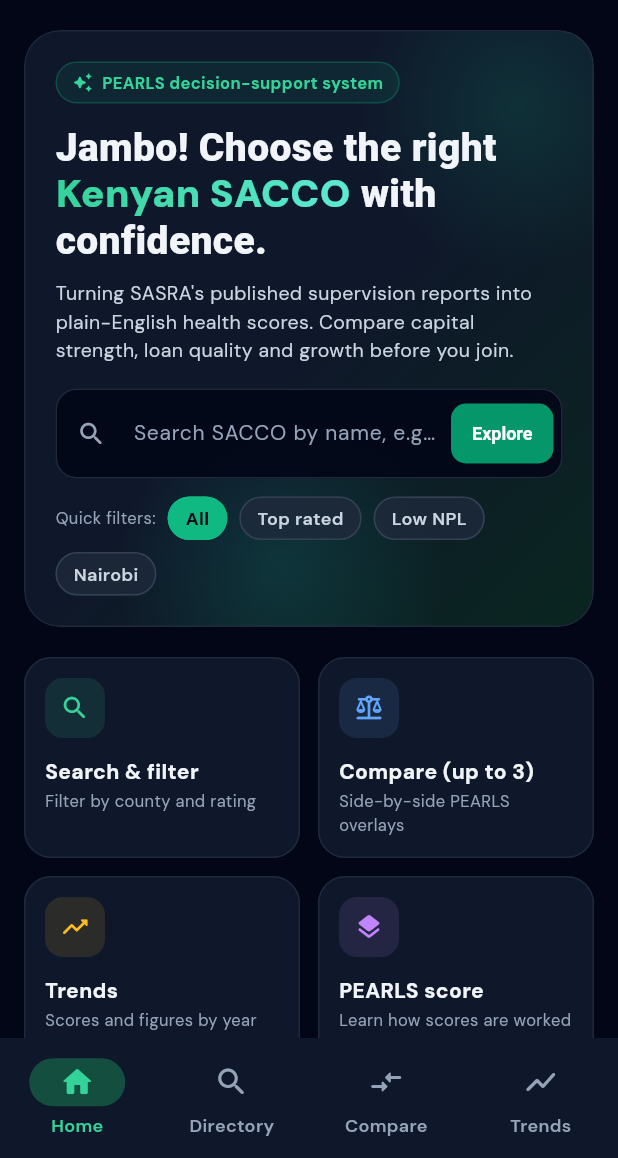
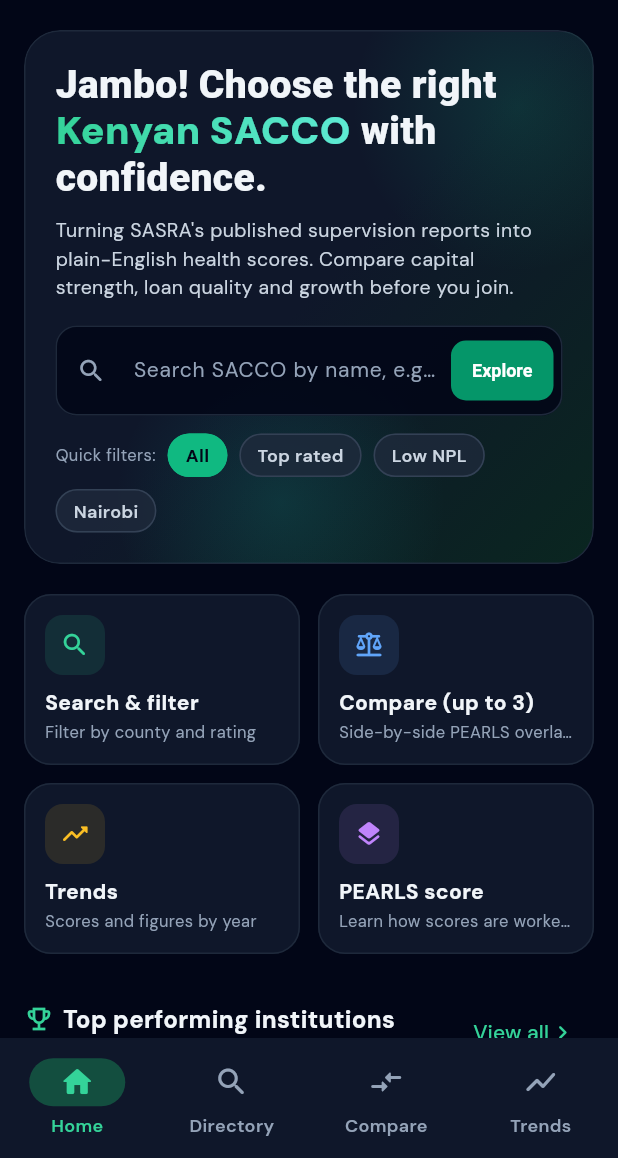
Before and after one commit to GraceWambugu/sacco_pearls, a Flutter app: the screen it shows after launch, on a phone screen of 412 x 824 dp, the part 78-1236 px from its top. Run offline on Flutter 3.47's test engine with Material 3 defaults, Android fonts, the phone set to English and light mode, and no system bars; our stand-ins replace dio, fl_chart, flutter_secure_storage, google_fonts; accounts and stored records are empty; network calls fail.

Commit message:
feat(mobile): clarify scored PEARLS dimensions

```diff
--- a/mobile/lib/screens/app_shell.dart
+++ b/mobile/lib/screens/app_shell.dart
@@ -72,7 +72,10 @@
         onOpenAccount: () => openAccount(context),
         onOpenSaved: _openSaved,
       ),
-      SaccoSearchScreen(rankingsLoader: () => _rankings, request: _directoryRequest),
+      // The Directory should fetch fresh rankings when opened or refreshed.
+      // Reusing the shell's Future could leave it stuck with a startup error
+      // if the API was unavailable when the app first launched.
+      SaccoSearchScreen(rankingsLoader: ApiService.getRankings, request: _directoryRequest),
       CompareScreen(onBrowse: () => _goTo(AppShell.searchTab)),
       TrendsScreen(rankings: _rankings),
     ];
--- a/mobile/lib/screens/member_home_screen.dart
+++ b/mobile/lib/screens/member_home_screen.dart
@@ -210,29 +210,6 @@
               child: Column(
                 crossAxisAlignment: CrossAxisAlignment.start,
                 children: [
-                  Container(
-                    padding: const EdgeInsets.symmetric(horizontal: 10, vertical: 5),
-                    decoration: BoxDecoration(
-                      color: AppColors.green.withValues(alpha: 0.1),
-                      borderRadius: BorderRadius.circular(999),
-                      border: Border.all(color: AppColors.green.withValues(alpha: 0.25)),
-                    ),
-                    child: const Row(
-                      mainAxisSize: MainAxisSize.min,
-                      children: [
-                        Icon(Icons.auto_awesome_rounded, size: 14, color: AppColors.highlight),
-                        SizedBox(width: 6),
-                        Flexible(
-                          child: Text(
-                            'PEARLS decision-support system',
-                            overflow: TextOverflow.ellipsis,
-                            style: TextStyle(color: AppColors.highlight, fontSize: 11, fontWeight: FontWeight.w700),
-                          ),
-                        ),
-                      ],
-                    ),
-                  ),
-                  const SizedBox(height: 14),
                   Text.rich(
                     TextSpan(
                       style: const TextStyle(fontSize: 26, fontWeight: FontWeight.w900, height: 1.2),
@@ -492,10 +469,20 @@
                     ),
                 ],
               ),
-              const SizedBox(height: 12),
-              Text(title, style: const TextStyle(fontWeight: FontWeight.w800, fontSize: 14)),
+              const SizedBox(height: 8),
+              Text(
+                title,
+                maxLines: 1,
+                overflow: TextOverflow.ellipsis,
+                style: const TextStyle(fontWeight: FontWeight.w800, fontSize: 14),
+              ),
               const SizedBox(height: 2),
-              Text(detail, style: const TextStyle(color: AppColors.muted, fontSize: 11)),
+              Text(
+                detail,
+                maxLines: 1,
+                overflow: TextOverflow.ellipsis,
+                style: const TextStyle(color: AppColors.muted, fontSize: 11),
+              ),
             ],
           ),
         ),
@@ -700,9 +687,6 @@
   const _PearlsExplainer({super.key});
 
   static const _dimensions = [
-    _Dimension('P', 'Protection', 'Not scored', Color(0xFF34D399),
-        'Loan-loss provisions set aside against bad loans. SASRA does not publish them for each SACCO, '
-            'so this app cannot score Protection.'),
     _Dimension('E', 'Effective financial structure', 'SASRA min: 10% core capital', Color(0xFF60A5FA),
         'Core and institutional capital against assets and deposits, and external borrowing '
             '(at most 25% of assets). Green means comfortably above the SASRA limits.'),
@@ -712,9 +696,6 @@
     _Dimension('R', 'Rates of return and costs', 'Compared with peers', Color(0xFFC084FC),
         'Total income against total assets, compared with the middle SACCO that year. '
             'A rough guide to returns, because SASRA does not publish surplus per SACCO.'),
-    _Dimension('L', 'Liquidity', 'Not scored', Color(0xFF2DD4BF),
-        'Cash available to pay out withdrawals. SASRA published a liquidity ratio per SACCO only in '
-            'its 2022 report, so it is shown where available but not scored.'),
     _Dimension('S', 'Signs of growth', 'Green: growth above inflation', Color(0xFFFB7185),
         'Year-on-year growth in assets, deposits and loans, compared with inflation. '
             'Needs the previous year, so the first year loaded has no growth score.'),
@@ -758,6 +739,12 @@
             _DimensionCard(dimension: dimension),
             const SizedBox(height: 10),
           ],
+          const Text(
+            'This app scores E, A, R and S. Protection data is not published per SACCO. '
+            'Reported liquidity appears on profiles when available, but is left out of scores '
+            'to keep years comparable.',
+            style: TextStyle(color: AppColors.muted, fontSize: 12, height: 1.4),
+          ),
         ],
       ),
     );
--- a/mobile/lib/screens/sacco_search_screen.dart
+++ b/mobile/lib/screens/sacco_search_screen.dart
@@ -142,7 +142,7 @@
     setState(() {
       _results = _load();
     });
-    if (_scores.isEmpty) _loadScores();
+    _loadScores();
   }
 
   /// Rating and NPL filters work on the scores we already have, so no extra API call.
```
Also changed, not shown: mobile/lib/screens/compare_screen.dart (+2 -9 lines), mobile/lib/screens/sacco_profile_screen.dart (+66 -9 lines), 3 other files.
